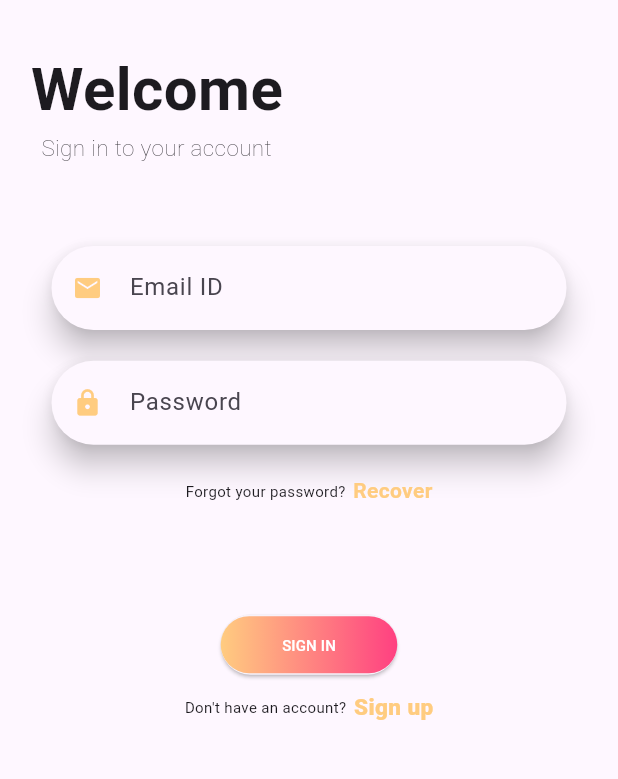
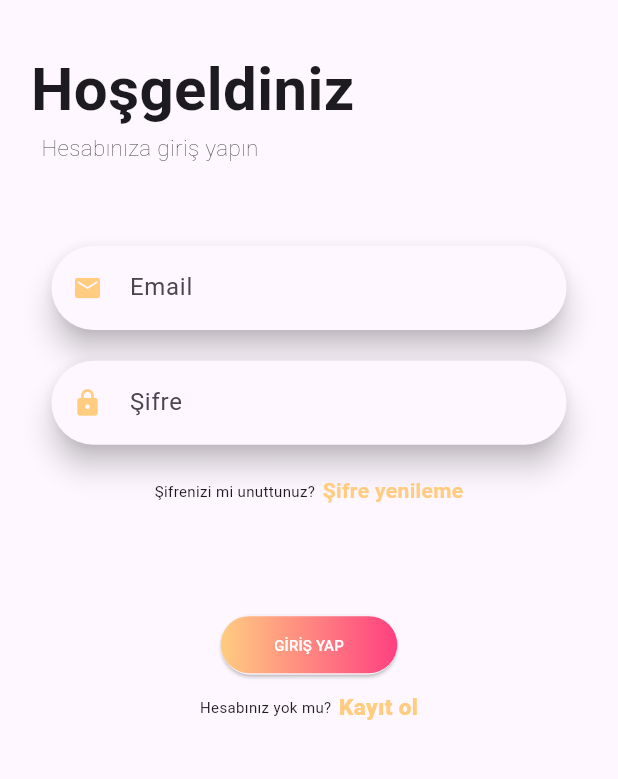
Before and after one commit to edamerveatalay/inkverse_flutter, a Flutter app: the screen it shows after launch, on a phone screen of 412 x 824 dp, the part 319-1098 px from its top. Run offline on Flutter 3.47's test engine with Material 3 defaults, Android fonts, the phone set to English and light mode, and no system bars; our stand-ins replace dio, flutter_secure_storage, get, get_storage.

Commit message:
Login ve signup ekran yazıları düzenlendi ve signup fotoğraf ekleme kaldırıldı

```diff
--- a/lib/app/ui/pages/login_page.dart
+++ b/lib/app/ui/pages/login_page.dart
@@ -134,7 +134,7 @@ class _LoginScreenState extends State<LoginScreen> {
       child: Row(
         children: <Widget>[
           Text(
-            "Welcome",
+            "Hoşgeldiniz",
             style: TextStyle(
               fontWeight: FontWeight.bold,
               fontSize: _large ? 60 : (_medium ? 50 : 40),
@@ -151,7 +151,7 @@ class _LoginScreenState extends State<LoginScreen> {
       child: Row(
         children: <Widget>[
           Text(
-            "Sign in to your account",
+            "Hesabınıza giriş yapın",
             style: TextStyle(
               fontWeight: FontWeight.w200,
               fontSize: _large ? 20 : (_medium ? 17.5 : 15),
@@ -177,7 +177,7 @@ class _LoginScreenState extends State<LoginScreen> {
               keyboardType: TextInputType.emailAddress,
               textEditingController: emailController,
               icon: Icons.email,
-              hint: "Email ID",
+              hint: "Email",
             ),
             SizedBox(height: _height / 40.0),
             CustomTextField(
@@ -185,7 +185,7 @@ class _LoginScreenState extends State<LoginScreen> {
               textEditingController: passwordController,
               icon: Icons.lock,
               obscureText: true,
-              hint: "Password",
+              hint: "Şifre",
             ),
           ],
         ),
@@ -200,7 +200,7 @@ class _LoginScreenState extends State<LoginScreen> {
         mainAxisAlignment: MainAxisAlignment.center,
         children: <Widget>[
           Text(
-            "Forgot your password?",
+            "Şifrenizi mi unuttunuz?",
             style: TextStyle(
               fontWeight: FontWeight.w400,
               fontSize: _large ? 14 : (_medium ? 12 : 10),
@@ -212,7 +212,7 @@ class _LoginScreenState extends State<LoginScreen> {
               // TODO: Şifre yenileme sayfasına yönlendirme
             },
             child: Text(
-              "Recover",
+              "Şifre yenileme",
               style: TextStyle(
                 fontWeight: FontWeight.w600,
                 color: Colors.orange.shade200,
@@ -246,9 +246,9 @@ class _LoginScreenState extends State<LoginScreen> {
         ),
         padding: const EdgeInsets.all(12.0),
         child: Text(
-          'SIGN IN',
+          'GİRİŞ YAP',
           style: TextStyle(
-            fontSize: _large ? 14 : (_medium ? 12 : 10),
+            fontSize: _large ? 14 : (_medium ? 15 : 10),
             color: Colors.white,
           ),
         ),
@@ -263,7 +263,7 @@ class _LoginScreenState extends State<LoginScreen> {
         mainAxisAlignment: MainAxisAlignment.center,
         children: <Widget>[
           Text(
-            "Don't have an account?",
+            "Hesabınız yok mu?",
             style: TextStyle(
               fontWeight: FontWeight.w400,
               fontSize: _large ? 14 : (_medium ? 12 : 10),
@@ -275,7 +275,7 @@ class _LoginScreenState extends State<LoginScreen> {
               Navigator.of(context).pushNamed(SIGN_UP);
             },
             child: Text(
-              "Sign up",
+              "Kayıt ol",
               style: TextStyle(
                 fontWeight: FontWeight.w800,
                 color: Colors.orange.shade200,
--- a/lib/app/ui/pages/signup_page.dart
+++ b/lib/app/ui/pages/signup_page.dart
@@ -84,6 +84,13 @@ class _SignUpPageState extends State<SignUpPage> {
             ),
           ),
         ),
+      ],
+    );
+  }
+
+  Widget profileImage() {
+    return Stack(
+      children: <Widget>[
         Container(
           height: _height / 5.5,
           alignment: Alignment.center,
@@ -135,7 +142,7 @@ class _SignUpPageState extends State<SignUpPage> {
               keyboardType: TextInputType.text,
               obscureText: true,
               icon: Icons.lock,
-              hint: "Password",
+              hint: "Şifre",
               textEditingController: _passwordController,
             ),
           ],
@@ -158,7 +165,7 @@ class _SignUpPageState extends State<SignUpPage> {
           },
         ),
         Text(
-          "I accept all terms and conditions",
+          "Tüm hüküm ve koşulları kabul ediyorum",
           style: TextStyle(
             fontWeight: FontWeight.w400,
             fontSize: _large ? 12 : (_medium ? 11 : 10),
@@ -180,7 +187,7 @@ class _SignUpPageState extends State<SignUpPage> {
       onPressed: () {
         print("Routing to your account");
       },
-      child: const Text("SIGN UP", style: TextStyle(color: Colors.white)),
+      child: const Text("KAYIT OL", style: TextStyle(color: Colors.white)),
     );
   }
 
@@ -188,7 +195,7 @@ class _SignUpPageState extends State<SignUpPage> {
     return Padding(
       padding: EdgeInsets.only(top: _height / 40.0),
       child: Text(
-        "Or create using social media",
+        "Veya sosyal medya ile kayıt ol",
         style: TextStyle(
           fontWeight: FontWeight.w400,
           fontSize: _large ? 12 : (_medium ? 11 : 10),
```
